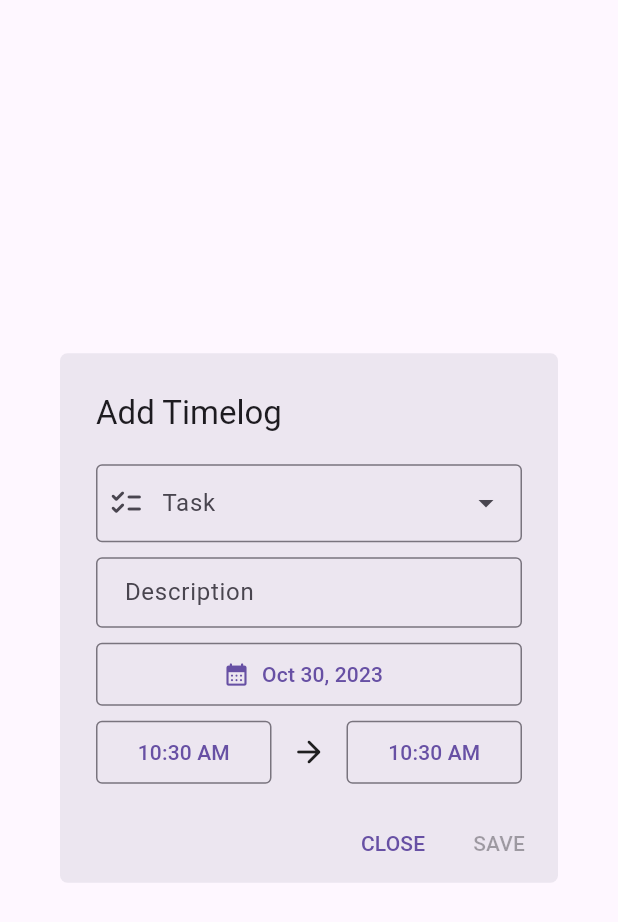
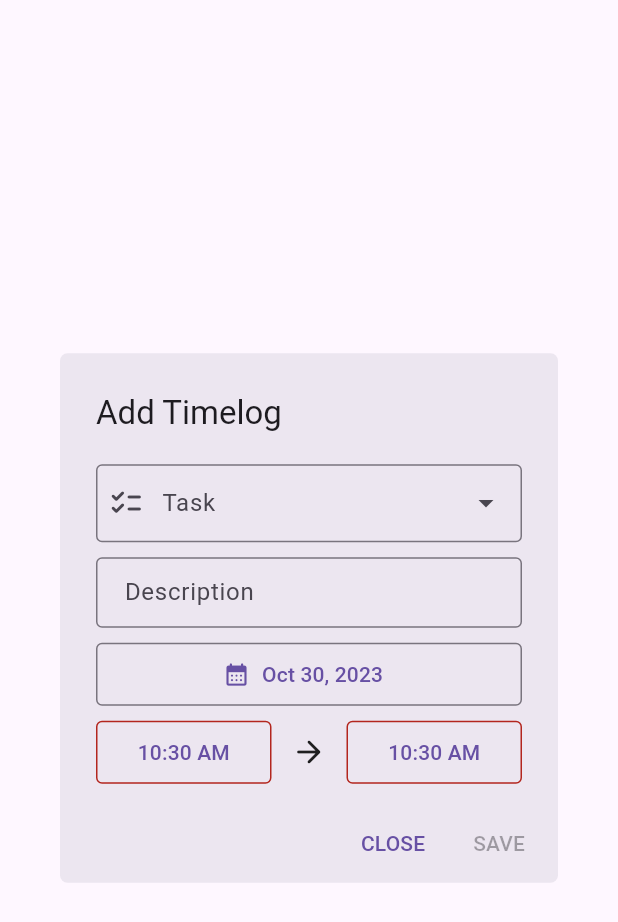
Before and after one commit to siddharthroy12/timebrew, a Flutter app: the CreateTimelogDialog widget shown alone on an empty page, opened directly, on a phone screen of 412 x 824 dp. Shown: the top 922 px of the screen. Run offline on Flutter 3.47's test engine with Material 2 defaults, Android fonts, the phone set to English and light mode, and no system bars; drawn by our look-alikes of dynamic_color; our stand-ins replace file_picker, isar, permission_handler; accounts and stored records are empty; generated files the repository leaves out were written again.

Commit message:
Added time range validation

```diff
--- a/lib/popups/create_timelog.dart
+++ b/lib/popups/create_timelog.dart
@@ -245,16 +245,17 @@ class _CreateTimelogDialogState extends State<CreateTimelogDialog> {
                             ? const Icon(Icons.access_time_rounded)
                             : Container(),
                         label: Text(millisecondsToTime(_startTime)),
-                        style: ButtonStyle(
-                          shape: MaterialStateProperty.resolveWith(
-                            (states) => const RoundedRectangleBorder(
-                              borderRadius: BorderRadius.all(
-                                Radius.circular(4),
-                              ),
+                        style: OutlinedButton.styleFrom(
+                          shape: const RoundedRectangleBorder(
+                            borderRadius: BorderRadius.all(
+                              Radius.circular(4),
                             ),
                           ),
-                          minimumSize: MaterialStateProperty.resolveWith(
-                            (states) => const Size.fromHeight(50),
+                          minimumSize: const Size.fromHeight(50),
+                          side: BorderSide(
+                            color: (_endTime > _startTime)
+                                ? Theme.of(context).colorScheme.outline
+                                : Theme.of(context).colorScheme.error,
                           ),
                         ),
                       ),
@@ -277,16 +278,17 @@ class _CreateTimelogDialogState extends State<CreateTimelogDialog> {
                             ? const Icon(Icons.access_time_rounded)
                             : Container(),
                         label: Text(millisecondsToTime(_endTime)),
-                        style: ButtonStyle(
-                          shape: MaterialStateProperty.resolveWith(
-                            (states) => const RoundedRectangleBorder(
-                              borderRadius: BorderRadius.all(
-                                Radius.circular(4),
-                              ),
+                        style: OutlinedButton.styleFrom(
+                          shape: const RoundedRectangleBorder(
+                            borderRadius: BorderRadius.all(
+                              Radius.circular(4),
                             ),
                           ),
-                          minimumSize: MaterialStateProperty.resolveWith(
-                            (states) => const Size.fromHeight(50),
+                          minimumSize: const Size.fromHeight(50),
+                          side: BorderSide(
+                            color: (_endTime > _startTime)
+                                ? Theme.of(context).colorScheme.outline
+                                : Theme.of(context).colorScheme.error,
                           ),
                         ),
                       ),
@@ -304,7 +306,9 @@ class _CreateTimelogDialogState extends State<CreateTimelogDialog> {
           child: const Text('CLOSE'),
         ),
         TextButton(
-          onPressed: _task != null ? () => _onSave(context) : null,
+          onPressed: (_task != null) && (_endTime > _startTime)
+              ? () => _onSave(context)
+              : null,
           child: const Text('SAVE'),
         ),
       ],
```
